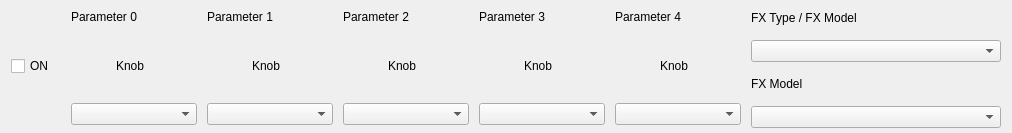
Qt form ui/pedal.ui (StarAurryon/lpedit) before a commit.
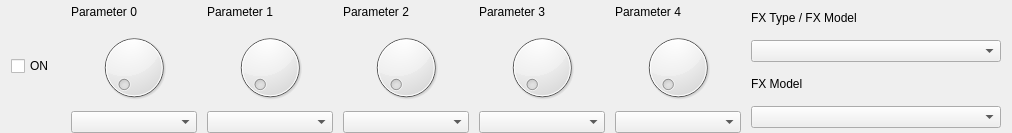
The same form after that commit.

The edit to the form file:
```diff
--- a/ui/pedal.ui
+++ b/ui/pedal.ui
@@ -93,19 +93,7 @@
       </item>
       <item>
        <widget class="QWidget" name="param0Mid" native="true">
-        <property name="minimumSize">
-         <size>
-          <width>0</width>
-          <height>52</height>
-         </size>
-        </property>
-        <property name="maximumSize">
-         <size>
-          <width>16777215</width>
-          <height>52</height>
-         </size>
-        </property>
-        <layout class="QGridLayout" name="gridLayout_4">
+        <layout class="QGridLayout" name="gridLayout">
          <property name="leftMargin">
           <number>0</number>
          </property>
@@ -122,23 +110,7 @@
           <number>0</number>
          </property>
          <item row="0" column="0">
-          <widget class="QLabel" name="param0Knob">
-           <property name="minimumSize">
-            <size>
-             <width>35</width>
-             <height>35</height>
-            </size>
-           </property>
-           <property name="maximumSize">
-            <size>
-             <width>35</width>
-             <height>35</height>
-            </size>
-           </property>
-           <property name="text">
-            <string>Knob</string>
-           </property>
-          </widget>
+          <widget class="QDial" name="param0Knob"/>
          </item>
         </layout>
        </widget>
@@ -201,19 +173,7 @@
       </item>
       <item>
        <widget class="QWidget" name="param1Mid" native="true">
-        <property name="minimumSize">
-         <size>
-          <width>0</width>
-          <height>52</height>
-         </size>
-        </property>
-        <property name="maximumSize">
-         <size>
-          <width>16777215</width>
-          <height>52</height>
-         </size>
-        </property>
-        <layout class="QGridLayout" name="gridLayout">
+        <layout class="QGridLayout" name="gridLayout_2">
          <property name="leftMargin">
           <number>0</number>
          </property>
@@ -230,23 +190,7 @@
           <number>0</number>
          </property>
          <item row="0" column="0">
-          <widget class="QLabel" name="param1Knob">
-           <property name="minimumSize">
-            <size>
-             <width>35</width>
-             <height>35</height>
-            </size>
-           </property>
-           <property name="maximumSize">
-            <size>
-             <width>35</width>
-             <height>35</height>
-            </size>
-           </property>
-           <property name="text">
-            <string>Knob</string>
-           </property>
-          </widget>
+          <widget class="QDial" name="param1Knob"/>
          </item>
         </layout>
        </widget>
@@ -306,19 +250,7 @@
       </item>
       <item>
        <widget class="QWidget" name="param2Mid" native="true">
-        <property name="minimumSize">
-         <size>
-          <width>0</width>
-          <height>52</height>
-         </size>
-        </property>
-        <property name="maximumSize">
-         <size>
-          <width>16777215</width>
-          <height>52</height>
-         </size>
-        </property>
-        <layout class="QGridLayout" name="gridLayout_2">
+        <layout class="QGridLayout" name="gridLayout_3">
          <property name="leftMargin">
           <number>0</number>
          </property>
@@ -335,23 +267,7 @@
           <number>0</number>
          </property>
          <item row="0" column="0">
-          <widget class="QLabel" name="param2Knob">
-           <property name="minimumSize">
-            <size>
-             <width>35</width>
-             <height>35</height>
-            </size>
-           </property>
-           <property name="maximumSize">
-            <size>
-             <width>35</width>
-             <height>35</height>
-            </size>
-           </property>
-           <property name="text">
-            <string>Knob</string>
-           </property>
-          </widget>
+          <widget class="QDial" name="param2Knob"/>
          </item>
         </layout>
        </widget>
@@ -411,19 +327,7 @@
       </item>
       <item>
        <widget class="QWidget" name="param3Mid" native="true">
-        <property name="minimumSize">
-         <size>
-          <width>0</width>
-          <height>52</height>
-         </size>
-        </property>
-        <property name="maximumSize">
-         <size>
-          <width>16777215</width>
-          <height>52</height>
-         </size>
-        </property>
-        <layout class="QGridLayout" name="gridLayout_3">
+        <layout class="QGridLayout" name="gridLayout_4">
          <property name="leftMargin">
           <number>0</number>
          </property>
@@ -440,23 +344,7 @@
           <number>0</number>
          </property>
          <item row="0" column="0">
-          <widget class="QLabel" name="param3Knob">
-           <property name="minimumSize">
-            <size>
-             <width>35</width>
-             <height>35</height>
-            </size>
-           </property>
-           <property name="maximumSize">
-            <size>
-             <width>35</width>
-             <height>35</height>
-            </size>
-           </property>
-           <property name="text">
-            <string>Knob</string>
-           </property>
-          </widget>
+          <widget class="QDial" name="param3Knob"/>
          </item>
         </layout>
        </widget>
@@ -516,18 +404,6 @@
       </item>
       <item>
        <widget class="QWidget" name="param4Mid" native="true">
-        <property name="minimumSize">
-         <size>
-          <width>0</width>
-          <height>52</height>
-         </size>
-        </property>
-        <property name="maximumSize">
-         <size>
-          <width>16777215</width>
-          <height>52</height>
-         </size>
-        </property>
         <layout class="QGridLayout" name="gridLayout_5">
          <property name="leftMargin">
           <number>0</number>
@@ -545,23 +421,7 @@
           <number>0</number>
          </property>
          <item row="0" column="0">
-          <widget class="QLabel" name="param4Knob">
-           <property name="minimumSize">
-            <size>
-             <width>35</width>
-             <height>35</height>
-            </size>
-           </property>
-           <property name="maximumSize">
-            <size>
-             <width>35</width>
-             <height>35</height>
-            </size>
-           </property>
-           <property name="text">
-            <string>Knob</string>
-           </property>
-          </widget>
+          <widget class="QDial" name="param4Knob"/>
          </item>
         </layout>
        </widget>
```
